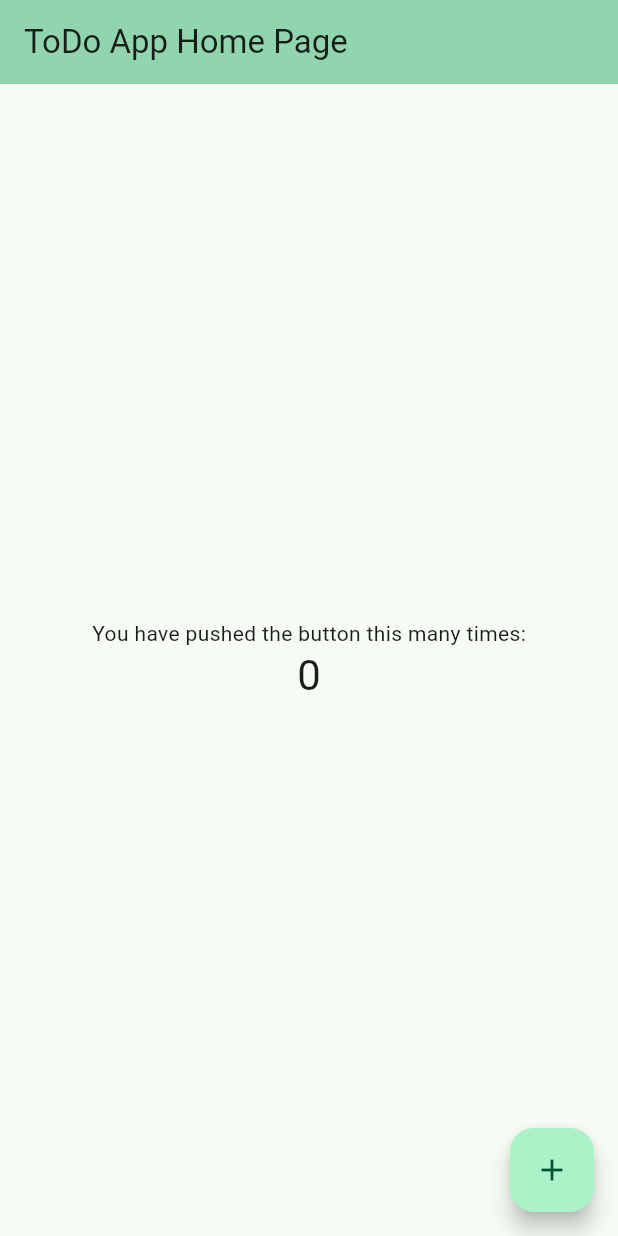
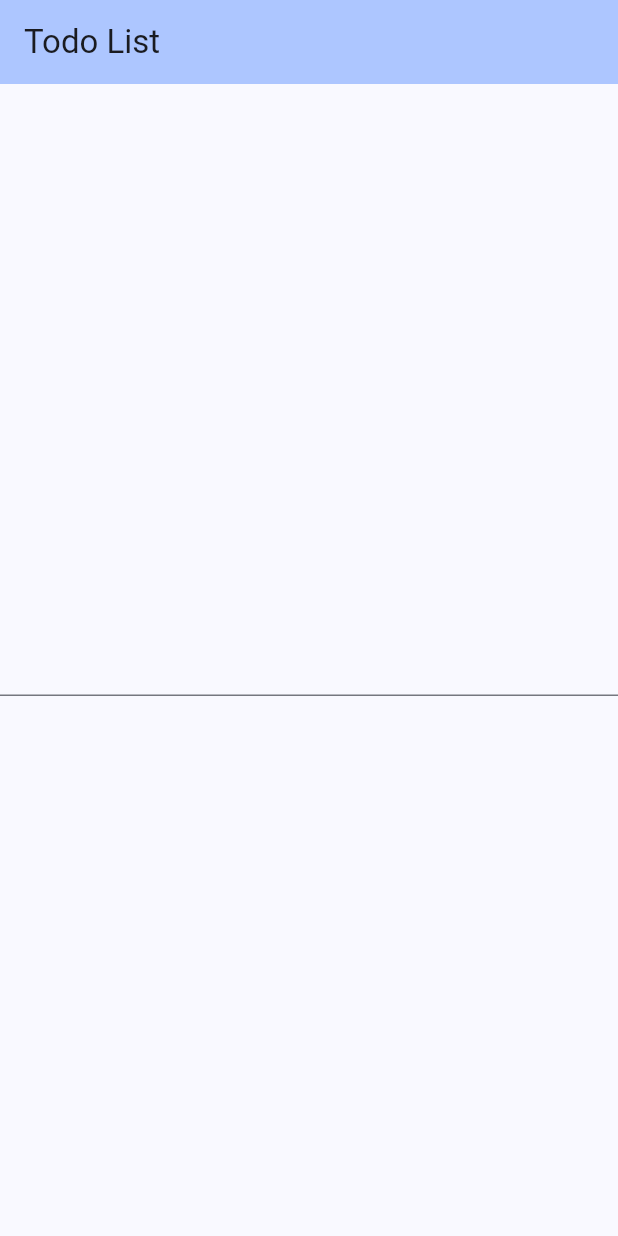
Before and after one commit to sameemul-haque/flutter-todo, a Flutter app: the screen it shows after launch, on a phone screen of 412 x 824 dp. Run offline on Flutter 3.47's test engine with Material 3 defaults, Android fonts, the phone set to English and light mode, and no system bars.

Commit message:
create a textfield that takes activity as input

```diff
--- a/lib/main.dart
+++ b/lib/main.dart
@@ -7,119 +7,54 @@ void main() {
 class MyApp extends StatelessWidget {
   const MyApp({super.key});
 
-  // This widget is the root of your application.
   @override
   Widget build(BuildContext context) {
     return MaterialApp(
-      title: 'ToDo App',
+      title: 'Todo App',
       theme: ThemeData(
-        // This is the theme of your application.
-        //
-        // TRY THIS: Try running your application with "flutter run". You'll see
-        // the application has a purple toolbar. Then, without quitting the app,
-        // try changing the seedColor in the colorScheme below to Colors.green
-        // and then invoke "hot reload" (save your changes or press the "hot
-        // reload" button in a Flutter-supported IDE, or press "r" if you used
-        // the command line to start the app).
-        //
-        // Notice that the counter didn't reset back to zero; the application
-        // state is not lost during the reload. To reset the state, use hot
-        // restart instead.
-        //
-        // This works for code too, not just values: Most code changes can be
-        // tested with just a hot reload.
-        colorScheme: ColorScheme.fromSeed(seedColor: Colors.greenAccent),
+        colorScheme: ColorScheme.fromSeed(seedColor: Colors.blueAccent),
         useMaterial3: true,
       ),
-      home: const MyHomePage(title: 'ToDo App Home Page'),
+      home: const TodoPage(title: 'Todo List'),
     );
   }
 }
 
-class MyHomePage extends StatefulWidget {
-  const MyHomePage({super.key, required this.title});
-
-  // This widget is the home page of your application. It is stateful, meaning
-  // that it has a State object (defined below) that contains fields that affect
-  // how it looks.
-
-  // This class is the configuration for the state. It holds the values (in this
-  // case the title) provided by the parent (in this case the App widget) and
-  // used by the build method of the State. Fields in a Widget subclass are
-  // always marked "final".
+class TodoPage extends StatefulWidget {
+  const TodoPage({super.key, required this.title});
 
   final String title;
 
   @override
-  State<MyHomePage> createState() => _MyHomePageState();
+  State<TodoPage> createState() => _TodoPageState();
 }
 
-class _MyHomePageState extends State<MyHomePage> {
-  int _counter = 0;
+class _TodoPageState extends State<TodoPage> {
+  final _todoList = [];
 
-  void _incrementCounter() {
+  void _addTodo(val) {
     setState(() {
-      // This call to setState tells the Flutter framework that something has
-      // changed in this State, which causes it to rerun the build method below
-      // so that the display can reflect the updated values. If we changed
-      // _counter without calling setState(), then the build method would not be
-      // called again, and so nothing would appear to happen.
-      _counter++;
+      _todoList.add(val);
     });
   }
 
   @override
   Widget build(BuildContext context) {
-    // This method is rerun every time setState is called, for instance as done
-    // by the _incrementCounter method above.
-    //
-    // The Flutter framework has been optimized to make rerunning build methods
-    // fast, so that you can just rebuild anything that needs updating rather
-    // than having to individually change instances of widgets.
     return Scaffold(
       appBar: AppBar(
-        // TRY THIS: Try changing the color here to a specific color (to
-        // Colors.amber, perhaps?) and trigger a hot reload to see the AppBar
-        // change color while the other colors stay the same.
         backgroundColor: Theme.of(context).colorScheme.inversePrimary,
-        // Here we take the value from the MyHomePage object that was created by
-        // the App.build method, and use it to set our appbar title.
         title: Text(widget.title),
       ),
       body: Center(
-        // Center is a layout widget. It takes a single child and positions it
-        // in the middle of the parent.
         child: Column(
-          // Column is also a layout widget. It takes a list of children and
-          // arranges them vertically. By default, it sizes itself to fit its
-          // children horizontally, and tries to be as tall as its parent.
-          //
-          // Column has various properties to control how it sizes itself and
-          // how it positions its children. Here we use mainAxisAlignment to
-          // center the children vertically; the main axis here is the vertical
-          // axis because Columns are vertical (the cross axis would be
-          // horizontal).
-          //
-          // TRY THIS: Invoke "debug painting" (choose the "Toggle Debug Paint"
-          // action in the IDE, or press "p" in the console), to see the
-          // wireframe for each widget.
           mainAxisAlignment: MainAxisAlignment.center,
           children: <Widget>[
-            const Text(
-              'You have pushed the button this many times:',
-            ),
-            Text(
-              '$_counter',
-              style: Theme.of(context).textTheme.headlineMedium,
-            ),
+            TextField(onSubmitted: (val){_addTodo(val);}),
+
           ],
         ),
       ),
-      floatingActionButton: FloatingActionButton(
-        onPressed: _incrementCounter,
-        tooltip: 'Increment',
-        child: const Icon(Icons.add),
-      ), // This trailing comma makes auto-formatting nicer for build methods.
+
     );
   }
 }
```
